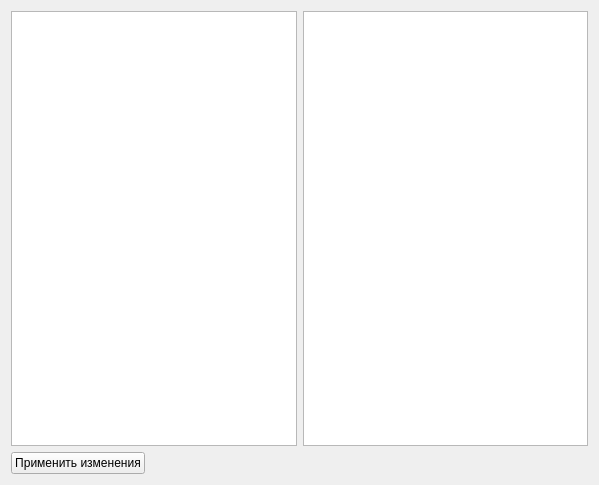
Old version of the form desktop_constructor_app/constructor_app/bot_editor_form.ui in the repository cuttlesystems/simplegram.
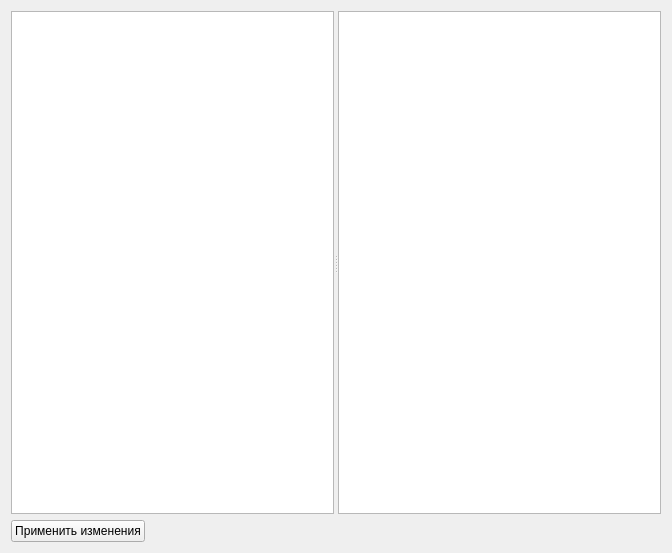
New version of the form.

Commit message: Добавил сплиттер в интерфейсе

The edit to the form file:
```diff
--- a/desktop_constructor_app/constructor_app/bot_editor_form.ui
+++ b/desktop_constructor_app/constructor_app/bot_editor_form.ui
@@ -6,8 +6,8 @@
    <rect>
     <x>0</x>
     <y>0</y>
-    <width>599</width>
-    <height>485</height>
+    <width>672</width>
+    <height>553</height>
    </rect>
   </property>
   <property name="windowTitle">
@@ -15,14 +15,13 @@
   </property>
   <layout class="QVBoxLayout" name="verticalLayout">
    <item>
-    <layout class="QHBoxLayout" name="horizontalLayout">
-     <item>
+    <widget class="QSplitter" name="splitter">
+     <property name="orientation">
+      <enum>Qt::Horizontal</enum>
+     </property>
       <widget class="QTreeView" name="bot_params_view"/>
-     </item>
-     <item>
       <widget class="QGraphicsView" name="graphicsView"/>
-     </item>
-    </layout>
+    </widget>
    </item>
    <item>
     <layout class="QHBoxLayout" name="horizontalLayout_2">
```
Lines whose indentation alone changed are shown as unchanged.
